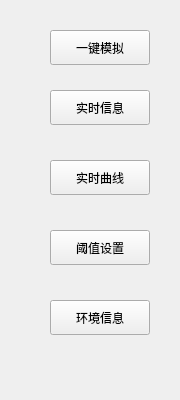
Qt form IDC_TestSystem/SI-PDU/toolbox/sisimulationtoolwid.ui (ChinaClever/IDC_TestSystem) before a commit.
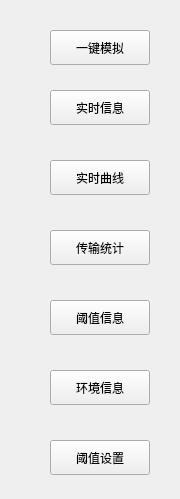
The same form after that commit.

What changed in the file:
```diff
--- a/IDC_TestSystem/SI-PDU/toolbox/sisimulationtoolwid.ui
+++ b/IDC_TestSystem/SI-PDU/toolbox/sisimulationtoolwid.ui
@@ -7,17 +7,17 @@
     <x>0</x>
     <y>0</y>
     <width>180</width>
-    <height>400</height>
+    <height>499</height>
    </rect>
   </property>
   <property name="windowTitle">
    <string>Form</string>
   </property>
-  <widget class="QPushButton" name="thresholdBtn">
+  <widget class="QPushButton" name="thresholdSetBtn">
    <property name="geometry">
     <rect>
      <x>50</x>
-     <y>230</y>
+     <y>440</y>
      <width>100</width>
      <height>35</height>
     </rect>
@@ -69,7 +69,7 @@
    <property name="geometry">
     <rect>
      <x>50</x>
-     <y>300</y>
+     <y>370</y>
      <width>100</width>
      <height>35</height>
     </rect>
@@ -78,6 +78,32 @@
     <string>环境信息</string>
    </property>
   </widget>
+  <widget class="QPushButton" name="thresholdBtn">
+   <property name="geometry">
+    <rect>
+     <x>50</x>
+     <y>300</y>
+     <width>100</width>
+     <height>35</height>
+    </rect>
+   </property>
+   <property name="text">
+    <string>阈值信息</string>
+   </property>
+  </widget>
+  <widget class="QPushButton" name="transBtn">
+   <property name="geometry">
+    <rect>
+     <x>50</x>
+     <y>230</y>
+     <width>100</width>
+     <height>35</height>
+    </rect>
+   </property>
+   <property name="text">
+    <string>传输统计</string>
+   </property>
+  </widget>
  </widget>
  <resources/>
  <connections/>
```
